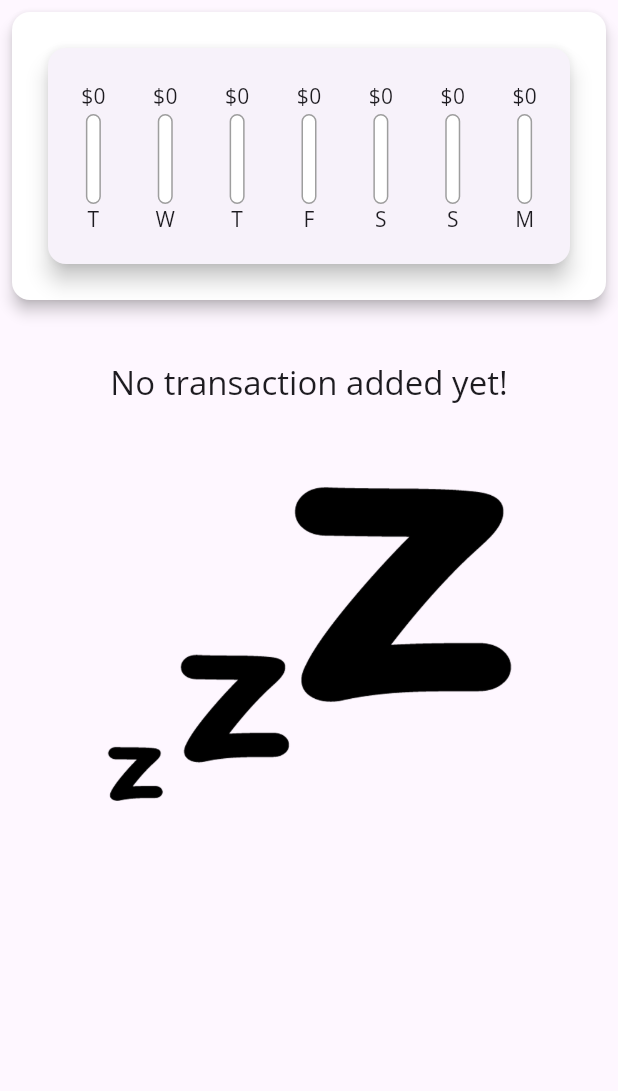
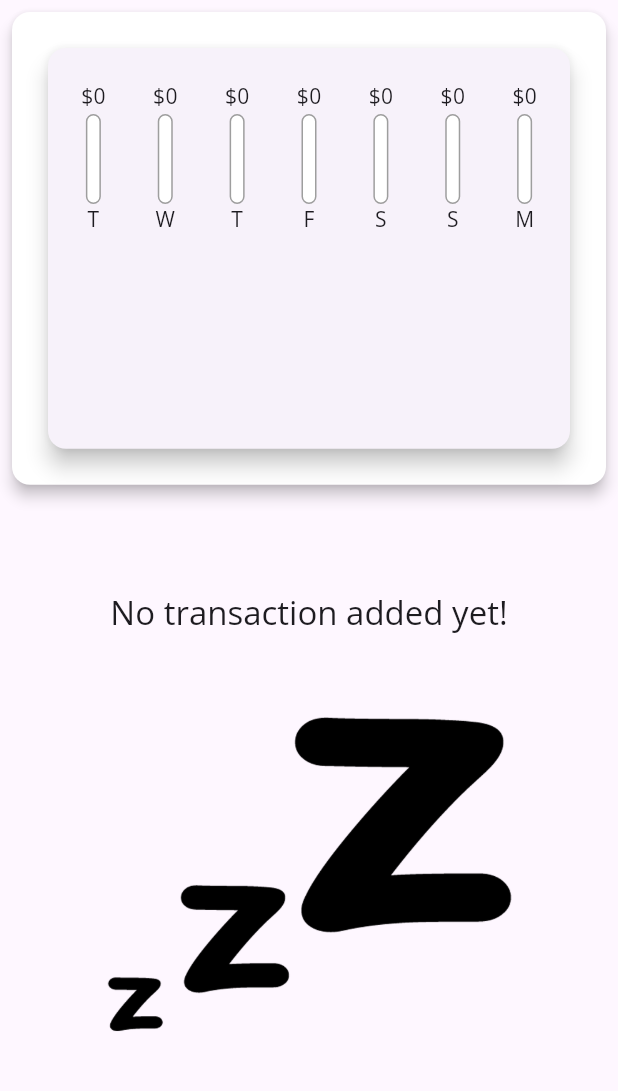
Before and after one commit to GarifullinII/expense_planner, a Flutter app: the screen it shows after launch, on a phone screen of 412 x 824 dp, the part 84-1175 px from its top. Run offline on Flutter 3.47's test engine with Material 3 defaults, Android fonts, the phone set to English and light mode, and no system bars.

Commit message:
add MediaQuery

```diff
--- a/lib/main.dart
+++ b/lib/main.dart
@@ -108,8 +108,7 @@ class _MyHomePageState extends State<MyHomePage> {
 
   @override
   Widget build(BuildContext context) {
-    return Scaffold(
-      appBar: AppBar(
+    final appBar = AppBar(
       title: const Text('Personal expenses'),
       backgroundColor: Theme.of(context).primaryColor,
       actions: [
@@ -120,7 +119,10 @@ class _MyHomePageState extends State<MyHomePage> {
           icon: const Icon(Icons.add),
         ),
       ],
-      ),
+    );
+
+    return Scaffold(
+      appBar: appBar,
       body: SingleChildScrollView(
         child: Column(
           crossAxisAlignment: CrossAxisAlignment.stretch,
@@ -132,13 +134,24 @@ class _MyHomePageState extends State<MyHomePage> {
                 elevation: 4,
                 child: Padding(
                   padding: const EdgeInsets.all(4),
+                  child: SizedBox(
+                    height: (MediaQuery.of(context).size.height -
+                            appBar.preferredSize.height) *
+                        0.4 - MediaQuery.of(context).padding.top,
                     child: Chart(
                       recentTransactions: _recentTransactions,
                     ),
                   ),
                 ),
               ),
-            TransactionList(userTransaction: _transaction, deleteTransaction: _deleteTransaction),
+            ),
+            SizedBox(
+                height: (MediaQuery.of(context).size.height -
+                        appBar.preferredSize.height) *
+                    0.6,
+                child: TransactionList(
+                    userTransaction: _transaction,
+                    deleteTransaction: _deleteTransaction)),
           ],
         ),
       ),
--- a/lib/widgets/transaction_list.dart
+++ b/lib/widgets/transaction_list.dart
@@ -14,9 +14,7 @@ class TransactionList extends StatelessWidget {
 
   @override
   Widget build(BuildContext context) {
-    return SizedBox(
-      height: 400,
-      child: userTransaction.isEmpty
+    return userTransaction.isEmpty
         ? Column(
             mainAxisAlignment: MainAxisAlignment.center,
             children: [
@@ -84,7 +82,6 @@ class TransactionList extends StatelessWidget {
                 ),
               );
             },
-            ),
           );
   }
 }
```
Lines whose indentation alone changed are shown as unchanged.
